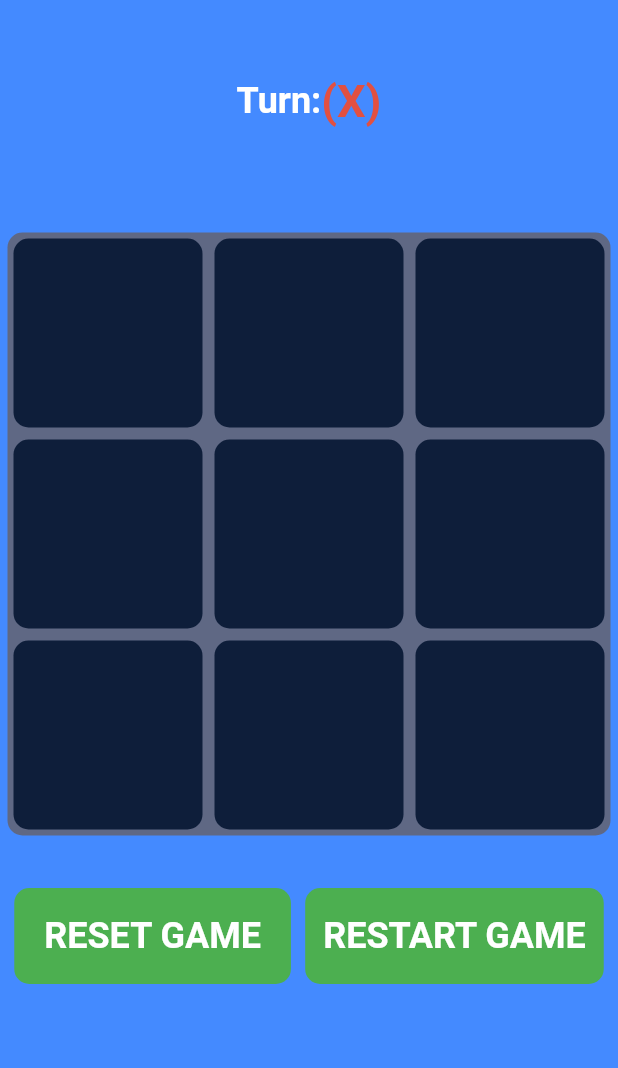
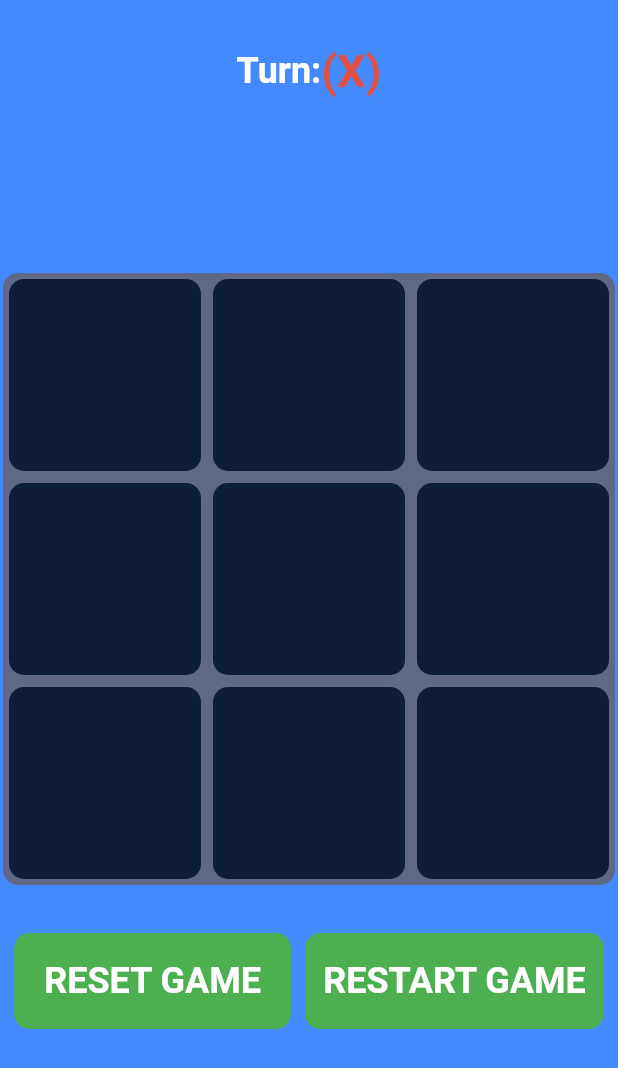
Before and after one commit to akash1047/tic-tac-toe, a Flutter app: the GameScreen screen opened directly with empty values, on a phone screen of 412 x 824 dp. Shown: the top 1068 px of the screen. Run offline on Flutter 3.47's test engine with Material 2 defaults, Android fonts, the light colour scheme and no system bars; our stand-ins replace awesome_dialog.

Commit message:
Flutter (tic tac toe)

```diff
--- a/tic_tac_toe/lib/game_screen.dart
+++ b/tic_tac_toe/lib/game_screen.dart
@@ -93,10 +93,11 @@ class _GameScreenState extends State<GameScreen> {
       body: SingleChildScrollView(
         child: Column(children: [
           SizedBox(
-            height: 120,
+            height: 150,
             child: Column(
               children: [
-                SizedBox(height: 50,),
+                SizedBox( height: 30,),
+
                 Row(
                   mainAxisAlignment: MainAxisAlignment.center,
                   children: [
@@ -135,7 +136,7 @@ class _GameScreenState extends State<GameScreen> {
             decoration: BoxDecoration(
                 color: Color(0xFF5F6884),
                 borderRadius: BorderRadius.circular(10)),
-            margin: EdgeInsets.all(5),
+            margin: EdgeInsets.all(2),
             child: GridView.builder(
                 itemCount: 9,
                 shrinkWrap: true,
```
